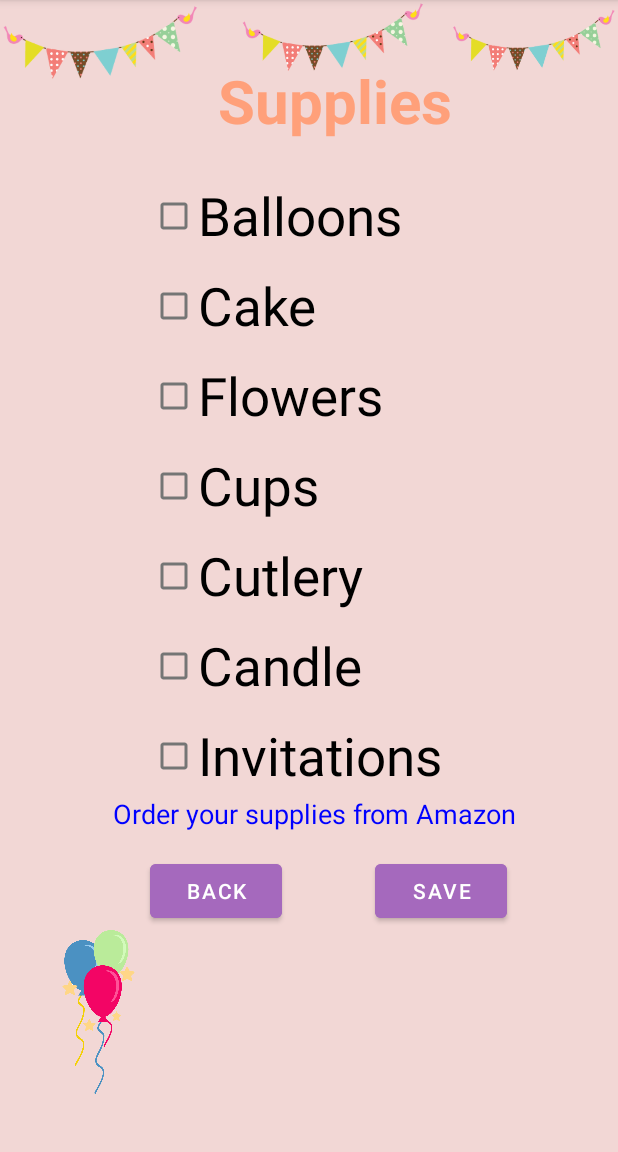
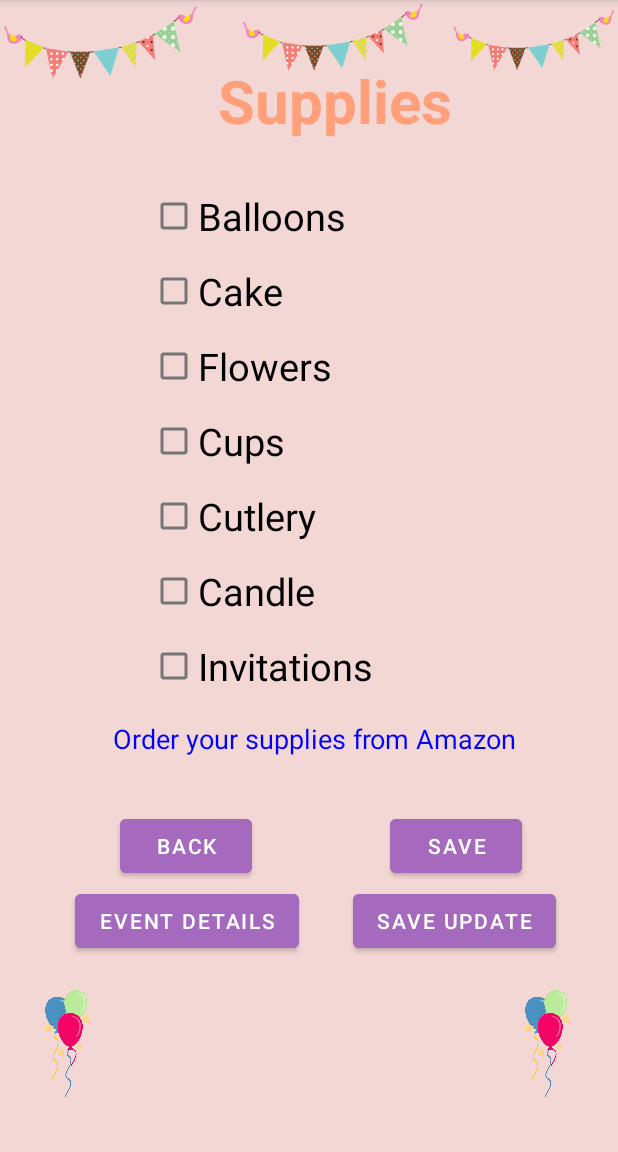
Before and after one commit to Jessica0192/PartyPlanner_Mobile, an Android app: the Supplies screen opened directly, with no data from a screen before it, on a phone screen of 412 x 824 dp, the part 84-1236 px from its top. Run offline under Robolectric (Android 15) with nearby library versions, the phone set to English and light mode, and no system bars.

Commit message:
add task class to supplies class and add Event details and save update buttons to menu and supplies xml files.

```diff
--- a/app/src/main/res/layout/supply.xml
+++ b/app/src/main/res/layout/supply.xml
@@ -18,8 +18,7 @@
     android:layout_height="match_parent"
     android:background="@color/pink_background">
 
-<RelativeLayout xmlns:android="http://schemas.android.com/apk/res/android"
-    xmlns:app="http://schemas.android.com/apk/res-auto"
+<RelativeLayout
     android:layout_width="match_parent"
     android:layout_height="match_parent">
 
@@ -41,68 +40,68 @@
         android:layout_marginStart="100dp"
         android:layout_marginTop="120dp"
         android:text="@string/checkbox_balloons"
-        android:textSize="35sp" />
+        android:textSize="25sp" />
 
     <CheckBox
         android:id="@+id/checkbox_cake"
         android:layout_width="wrap_content"
         android:layout_height="wrap_content"
         android:layout_marginStart="100dp"
-        android:layout_marginTop="180dp"
+        android:layout_marginTop="170dp"
         android:text="@string/checkbox_cake"
-        android:textSize="35sp" />
+        android:textSize="25sp" />
 
     <CheckBox
         android:id="@+id/checkbox_flowers"
         android:layout_width="wrap_content"
         android:layout_height="wrap_content"
         android:layout_marginStart="100dp"
-        android:layout_marginTop="240dp"
+        android:layout_marginTop="220dp"
         android:text="@string/checkbox_flowers"
-        android:textSize="35sp" />
+        android:textSize="25sp" />
 
     <CheckBox
         android:id="@+id/checkbox_cups"
         android:layout_width="wrap_content"
         android:layout_height="wrap_content"
         android:layout_marginStart="100dp"
-        android:layout_marginTop="300dp"
+        android:layout_marginTop="270dp"
         android:text="@string/checkbox_cups"
-        android:textSize="35sp" />
+        android:textSize="25sp" />
 
     <CheckBox
         android:id="@+id/checkbox_cutlery"
         android:layout_width="wrap_content"
         android:layout_height="wrap_content"
         android:layout_marginStart="100dp"
-        android:layout_marginTop="360dp"
+        android:layout_marginTop="320dp"
         android:text="@string/checkbox_cutlery"
-        android:textSize="35sp" />
+        android:textSize="25sp" />
 
     <CheckBox
         android:id="@+id/checkbox_candle"
         android:layout_width="wrap_content"
         android:layout_height="wrap_content"
         android:layout_marginStart="100dp"
-        android:layout_marginTop="420dp"
+        android:layout_marginTop="370dp"
         android:text="@string/checkbox_candle"
-        android:textSize="35sp" />
+        android:textSize="25sp" />
 
     <CheckBox
         android:id="@+id/checkbox_invitations"
         android:layout_width="wrap_content"
         android:layout_height="wrap_content"
         android:layout_marginStart="100dp"
-        android:layout_marginTop="480dp"
+        android:layout_marginTop="420dp"
         android:text="@string/checkbox_invitations"
-        android:textSize="35sp" />
+        android:textSize="25sp" />
 
     <Button
         android:id="@+id/saveBtn"
         android:layout_width="wrap_content"
         android:layout_height="wrap_content"
-        android:layout_marginStart="250dp"
-        android:layout_marginTop="570sp"
+        android:layout_marginStart="260dp"
+        android:layout_marginTop="540sp"
         android:backgroundTint="#A569BD"
         android:onClick="onClick"
         android:text="@string/SAVE" />
@@ -111,8 +110,8 @@
         android:id="@+id/backBtn"
         android:layout_width="wrap_content"
         android:layout_height="wrap_content"
-        android:layout_marginStart="100dp"
-        android:layout_marginTop="570sp"
+        android:layout_marginStart="80dp"
+        android:layout_marginTop="540sp"
         android:backgroundTint="#A569BD"
         android:onClick="backToEvent"
         android:text="@string/backBtn" />
@@ -139,21 +138,51 @@
 
     <ImageView
         android:id="@+id/imageView8"
-        android:layout_width="131dp"
-        android:layout_height="109dp"
-        android:layout_marginTop="620dp"
+        android:layout_width="90dp"
+        android:layout_height="71dp"
+        android:layout_marginTop="660dp"
         app:srcCompat="@drawable/balls" />
+
+    <ImageView
+        android:id="@+id/imageView9"
+        android:layout_width="90dp"
+        android:layout_height="71dp"
+        android:layout_marginStart="320dp"
+        android:layout_marginTop="660dp"
+        app:srcCompat="@drawable/balls" />
+
 
     <TextView
         android:id="@+id/suppliesLinkTextView"
         android:layout_width="match_parent"
         android:layout_height="wrap_content"
         android:layout_marginStart="75dp"
-        android:layout_marginTop="530dp"
+        android:layout_marginTop="480dp"
+        android:onClick="onLinkClick"
         android:text="Order your supplies from Amazon"
         android:textColor="#00F"
-        android:textSize="18sp"
-        android:onClick="onLinkClick"/>
+        android:textSize="18sp" />
+
+
+    <Button
+        android:id="@+id/saveUpdateBtn"
+        android:layout_width="wrap_content"
+        android:layout_height="wrap_content"
+        android:layout_marginStart="235dp"
+        android:layout_marginTop="590sp"
+        android:backgroundTint="#A569BD"
+        android:text="@string/saveUpdateBtn" />
+
+    <Button
+        android:id="@+id/backDetailsBtn"
+        android:layout_width="wrap_content"
+        android:layout_height="wrap_content"
+        android:layout_marginStart="50dp"
+        android:layout_marginTop="590sp"
+        android:backgroundTint="#A569BD"
+        android:onClick="backToEvent"
+        android:text="@string/backDetailsBtn" />
+
 
 </RelativeLayout>
 </ScrollView>
--- a/app/src/main/res/values/strings.xml
+++ b/app/src/main/res/values/strings.xml
@@ -54,6 +54,8 @@
     <string name="suppliesLinkTextView">Order your supplies from Amazon</string>
     <string name="log_out">Log Out</string>
     <string name="about">About</string>
+    <string name="backDetailsBtn">EVENT DETAILS</string>
+    <string name="saveUpdateBtn">SAVE UPDATE</string>
 
 
 </resources>
```
Also changed, not shown: app/src/main/java/com/example/assignment1/Supplies.java (+96 -0 lines), app/src/main/res/layout/menu.xml (+38 -20 lines).
